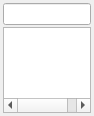
Qt form Code/Common/Gui/mvdApplicationsToolBox.ui (orfeotoolbox/OTB) before a commit.
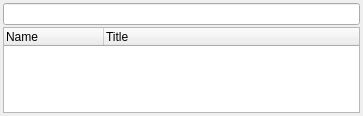
The same form after that commit.

Commit message: ENH: OTB-app name & doc-name display & searcn.

The edit to the form file:
```diff
--- a/Code/Common/Gui/mvdApplicationsToolBox.ui
+++ b/Code/Common/Gui/mvdApplicationsToolBox.ui
@@ -6,7 +6,7 @@
    <rect>
     <x>0</x>
     <y>0</y>
-    <width>94</width>
+    <width>363</width>
     <height>116</height>
    </rect>
   </property>
@@ -38,11 +38,22 @@
       <enum>Qt::CustomContextMenu</enum>
      </property>
      <property name="headerHidden">
-      <bool>true</bool>
+      <bool>false</bool>
      </property>
+     <attribute name="headerVisible">
+      <bool>true</bool>
+     </attribute>
+     <attribute name="headerCascadingSectionResizes">
+      <bool>true</bool>
+     </attribute>
      <column>
       <property name="text">
-       <string notr="true">1</string>
+       <string notr="true">Name</string>
+      </property>
+     </column>
+     <column>
+      <property name="text">
+       <string>Title</string>
       </property>
      </column>
     </widget>
```
The commit also changes 2 other files.
